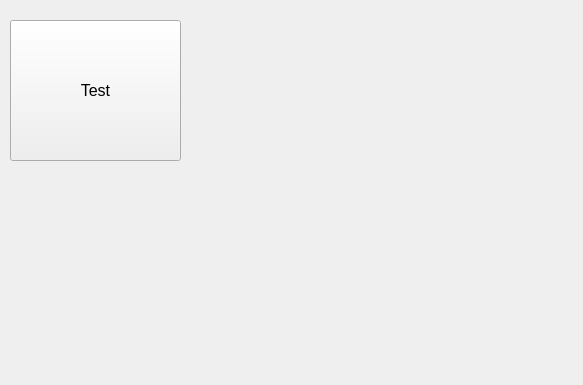
First picture: the form in control.ui, repository MrLalala/OnlineMonitor, before the edit.
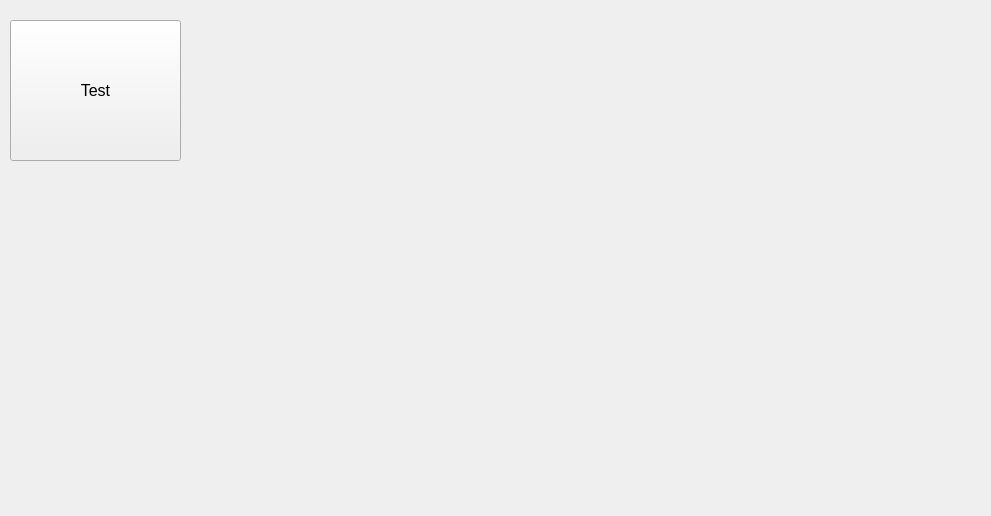
Second picture: the form after the edit. Icons and pictures are not drawn.

Diff of the .ui file:
```diff
--- a/control.ui
+++ b/control.ui
@@ -6,8 +6,8 @@
    <rect>
     <x>0</x>
     <y>0</y>
-    <width>583</width>
-    <height>385</height>
+    <width>991</width>
+    <height>516</height>
    </rect>
   </property>
   <property name="font">
```
Left out of the diff: 3 changed lines with no effect on the pictures.
